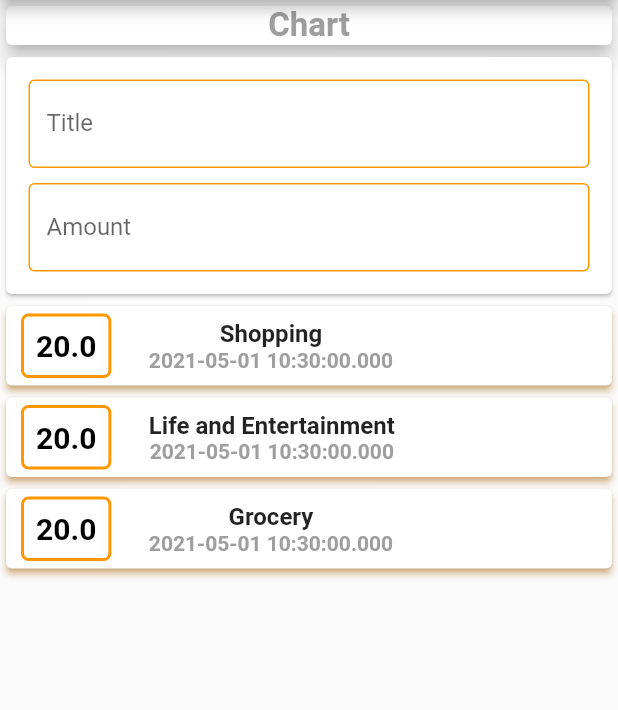
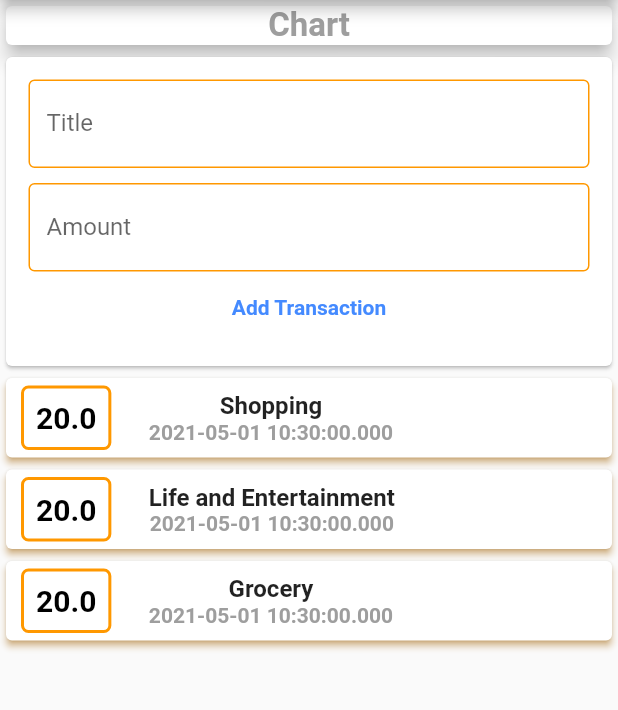
Before and after one commit to shishir2sr/Flutter_Own_Expense_Tracker, a Flutter app: the screen it shows after launch, on a phone screen of 412 x 824 dp, the part 84-794 px from its top. Run offline on Flutter 3.47's test engine with Material 2 defaults, Android fonts, the light colour scheme and no system bars.

Commit message:
Add Transaction Button Added

```diff
--- a/lib/main.dart
+++ b/lib/main.dart
@@ -108,7 +108,16 @@ class MyHomePage extends StatelessWidget {
                             BorderSide(color: Colors.orange, width: 1.0),
                       ),
                     ),
-                  )
+                  ),
+                  FlatButton(
+                      onPressed: () {
+                        print(amountController.text);
+                      },
+                      child: Text('Add Transaction',
+                          style: TextStyle(
+                            color: Colors.blueAccent,
+                            fontWeight: FontWeight.bold,
+                          )))
                 ],
               ),
             ),
```
